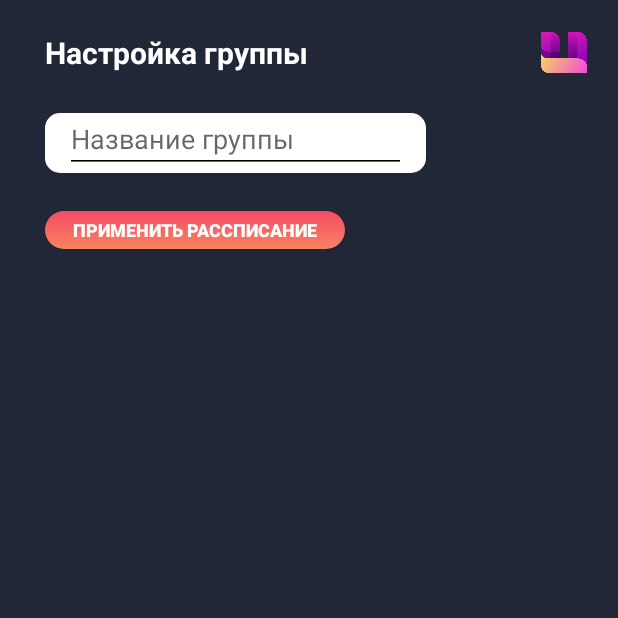
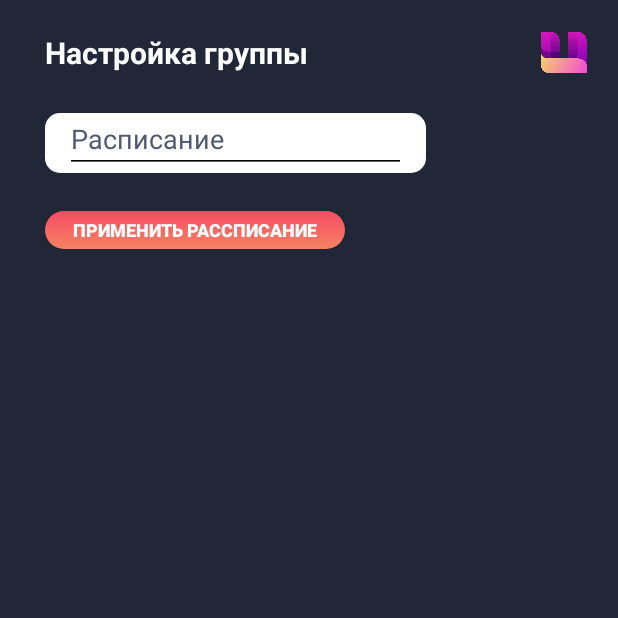
Before and after one commit to arhostcode/umirea, an Android app: the ChangeScheduleFragment screen opened through its navigation route, on a phone screen of 412 x 824 dp, the top half of it. Run offline under Robolectric (Android 15) with nearby library versions, the phone set to English and light mode, and no system bars; our stand-ins replace Dagger/Hilt's generated code; libraries missing offline, so code that uses them is left out: es.dmoral.toasty; 7 statements that could not run were skipped.

Commit message:
UI update

```diff
--- a/umirea-android/app/src/main/java/edu/mirea/ardyc/umirea/ui/viewModel/auth/AuthorizationViewModel.java
+++ b/umirea-android/app/src/main/java/edu/mirea/ardyc/umirea/ui/viewModel/auth/AuthorizationViewModel.java
@@ -40,8 +40,7 @@ public class AuthorizationViewModel extends ViewModel {
         new Thread(() -> {
             DataResponse<User> user = userRepository.auth(login, password);
             if (user.getData() == null) {
-                System.out.println(user.getMessage());
-                errorText.postValue(user.getMessage());
+                errorText.postValue("Пользователь не найден");
             } else {
                 userMutableLiveData.postValue(user.getData());
                 userRepository.saveUser(user.getData());
--- a/umirea-android/app/src/main/res/layout/fragment_change_schedule.xml
+++ b/umirea-android/app/src/main/res/layout/fragment_change_schedule.xml
@@ -54,7 +54,9 @@
                 android:layout_width="227dp"
                 android:layout_height="40dp"
                 android:backgroundTint="@color/black"
-                android:hint="Название группы"
+                android:hint="Расписание"
+                android:textColor="@color/black"
+                android:textColorHint="@color/gray"
                 tools:listitem="@layout/group_item" />
         </LinearLayout>
 
--- a/umirea-android/app/src/main/res/layout/fragment_create_group.xml
+++ b/umirea-android/app/src/main/res/layout/fragment_create_group.xml
@@ -88,6 +88,8 @@
                 android:layout_height="40dp"
                 android:backgroundTint="@color/black"
                 android:hint="Расписание"
+                android:textColor="@color/black"
+                android:textColorHint="@color/gray"
                 tools:listitem="@layout/group_item" />
         </LinearLayout>
 
```
Also changed, not shown: umirea-android/app/src/main/java/edu/mirea/ardyc/umirea/ui/viewModel/AppViewModel.java (+6 -2 lines).
